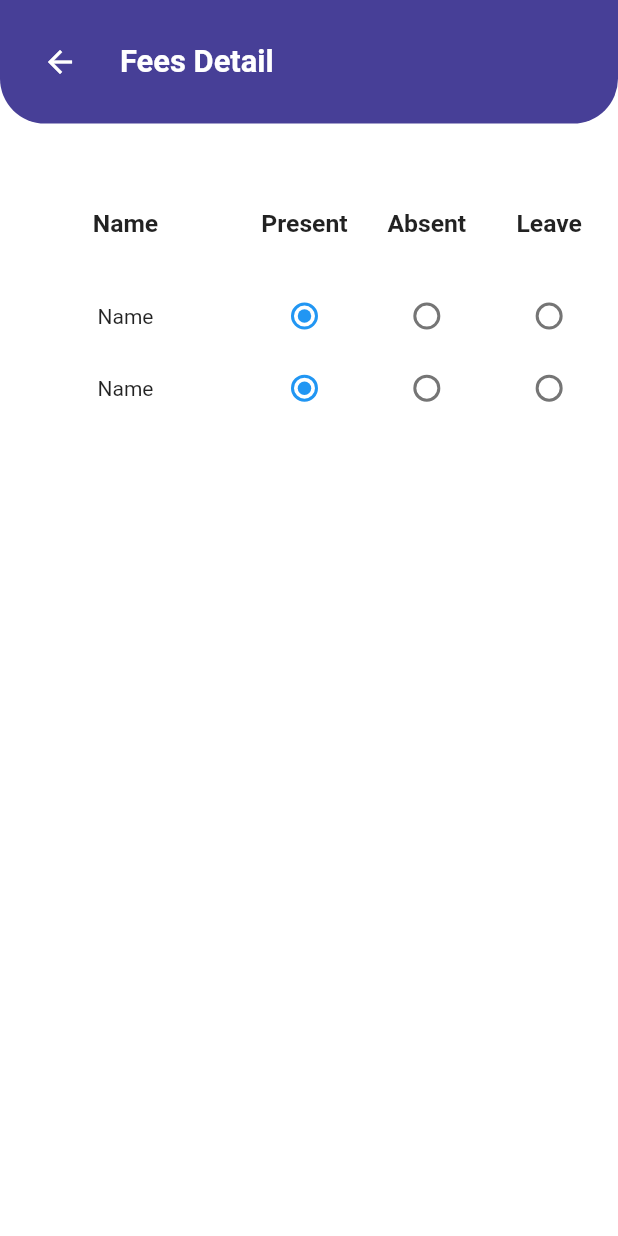
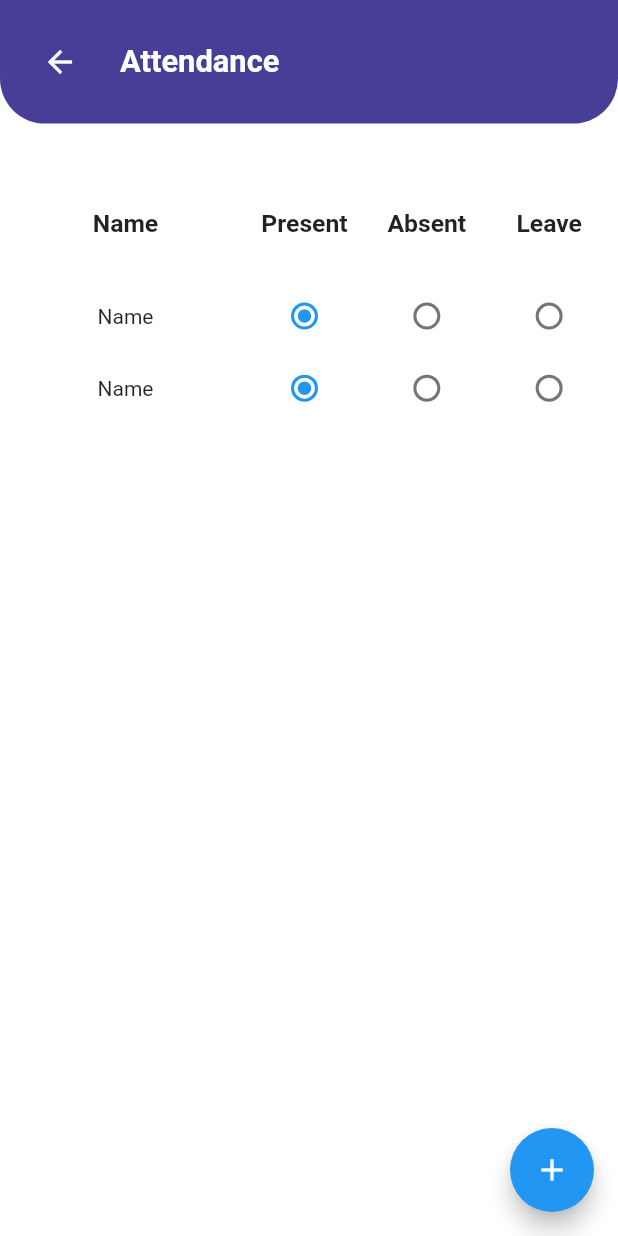
Before and after one commit to BhanderiNikunj/Classes_App, a Flutter app: the AttendanceScreen screen opened by its route, on a phone screen of 412 x 824 dp. Run offline on Flutter 3.47's test engine with Material 2 defaults, Android fonts, the phone set to English and light mode, and no system bars; our stand-ins replace get, sizer, sqflite; accounts and stored records are empty.

Commit message:
School App

```diff
--- a/lib/Screen/Attendance/Controllor/AttendanceControllor.dart
+++ b/lib/Screen/Attendance/Controllor/AttendanceControllor.dart
@@ -1,3 +1,4 @@
+import 'package:flutter/cupertino.dart';
 import 'package:get/get.dart';
 import 'package:my_app_1/Screen/Attendance/Model/AttendanceModel.dart';
 import 'package:my_app_1/Utiles/DBHelper.dart';
@@ -20,6 +21,11 @@ class AttendanceControllor extends GetxController {
     ),
   ].obs;
 
+  TextEditingController txtF_name = TextEditingController();
+  TextEditingController txtL_name = TextEditingController();
+  TextEditingController txtStd = TextEditingController();
+
+
   void insterAtt({
     required first_name,
     required last_name,
@@ -35,9 +41,6 @@ class AttendanceControllor extends GetxController {
   }
 
   Future<void> readAtt() async {
-
     AttendanceList.value = await DBHelper.dbHelper.readAtt() as List<AttendanceModel>;
-
-
   }
 }
--- a/lib/Screen/Attendance/View/AttendanceScreen.dart
+++ b/lib/Screen/Attendance/View/AttendanceScreen.dart
@@ -96,8 +96,8 @@ class _AttendanceScreenState extends State<AttendanceScreen> {
                       Expanded(
                         child: Obx(
                           () => ListView.builder(
-                            itemCount: attendanceControllor
-                                .AttendanceList.length,
+                            itemCount:
+                                attendanceControllor.AttendanceList.length,
                             itemBuilder: (context, index) {
                               return Container(
                                 height: 35.sp,
@@ -334,7 +334,7 @@ class _AttendanceScreenState extends State<AttendanceScreen> {
                 //   ),
                 // ),
                 title: Text(
-                  "Fees Detail",
+                  "Attendance",
                   style: TextStyle(
                     fontWeight: FontWeight.bold,
                     fontSize: 15.sp,
@@ -345,6 +345,14 @@ class _AttendanceScreenState extends State<AttendanceScreen> {
             ),
           ],
         ),
+        floatingActionButton: FloatingActionButton(
+          onPressed: () {
+            Get.toNamed('/addStu');
+          },
+          child: Icon(
+            Icons.add,
+          ),
+        ),
       ),
     );
   }
--- a/lib/main.dart
+++ b/lib/main.dart
@@ -1,5 +1,6 @@
 import 'package:flutter/material.dart';
 import 'package:get/get.dart';
+import 'package:my_app_1/Screen/Attendance/View/AddNameScreen.dart';
 import 'package:my_app_1/Screen/Attendance/View/AttendanceScreen.dart';
 import 'package:my_app_1/Screen/Fees/View/AddFeesSceen.dart';
 import 'package:my_app_1/Screen/Fees/View/FeesScreen.dart';
@@ -49,6 +50,10 @@ void main() {
               name: '/attendance',
               page: () => AttendanceScreen(),
             ),
+            GetPage(
+              name: '/addStu',
+              page: () => AddNameScreen(),
+            ),
           ],
         );
       },
```
Also changed, not shown: lib/Screen/Attendance/View/AddNameScreen.dart (added, +44 -0 lines).
